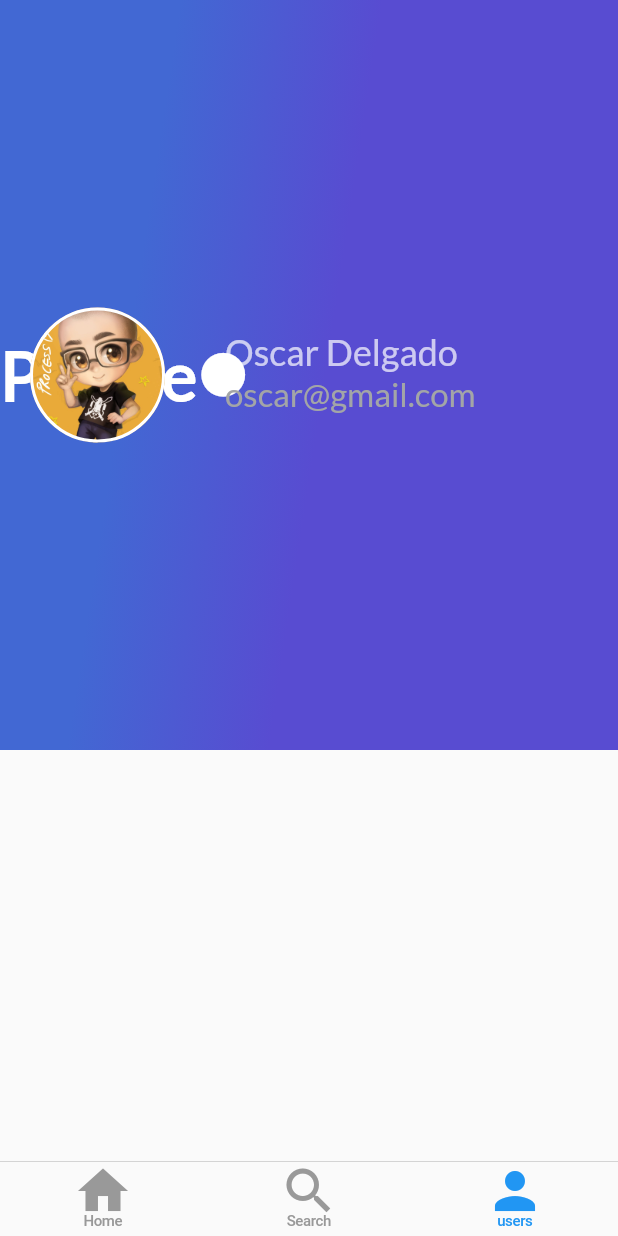
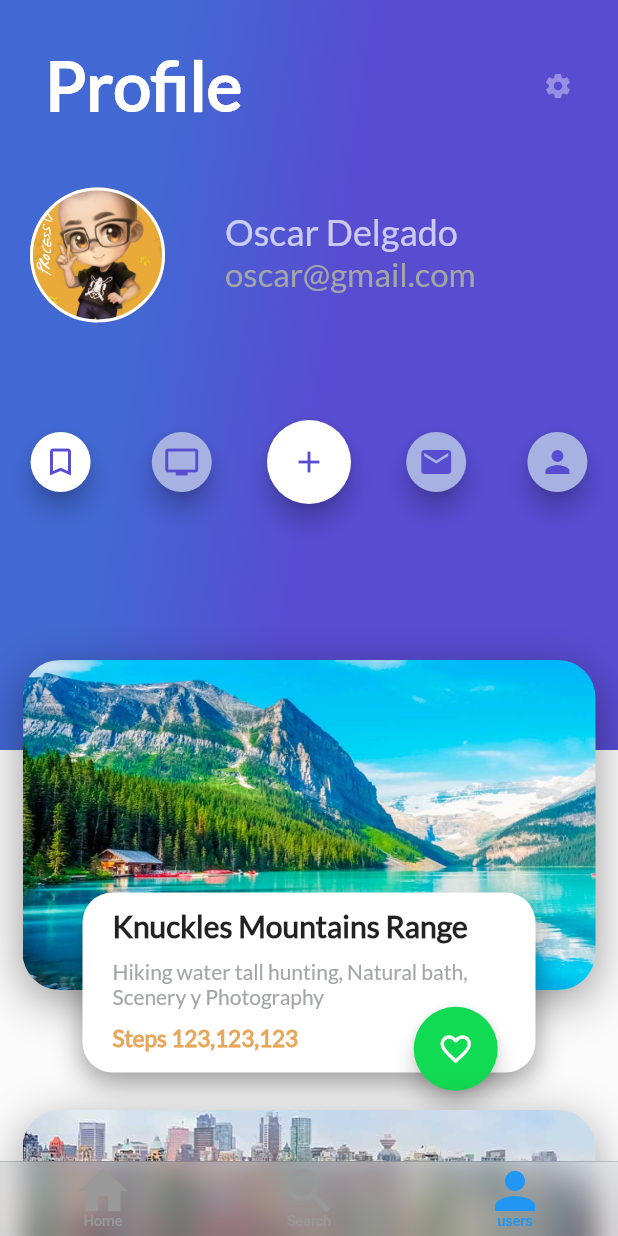
Before and after one commit to kioselsa/second_app_flutter, a Flutter app: the screen it shows after launch, item 3 of the bottom bar chosen, on a phone screen of 412 x 824 dp. Run offline on Flutter 3.47's test engine with Material 2 defaults, Android fonts, the phone set to English and light mode, and no system bars.

Commit message:
Termino del proyecto

```diff
--- /dev/null
+++ b/lib/profile/card_image_list_profile.dart
@@ -0,0 +1,29 @@
+import 'package:flutter/material.dart';
+import 'card_image_profile.dart';
+
+class CardImageListProfile extends StatelessWidget {
+  const CardImageListProfile({Key? key}) : super(key: key);
+
+  @override
+  Widget build(BuildContext context) {
+
+    return Container(
+      //height: 400,
+      margin: const EdgeInsets.only(
+        top: 400,
+        //left: 20
+      ),
+      child: ListView(
+        padding: const EdgeInsets.all(15),
+        scrollDirection: Axis.vertical,//Axis para que el Scroll sea Horizontal
+        children: [//Agregamos todos los elementos que estan componiendo la lista
+          CardImageProfile("assets/img/carousel/canada1.jpg","Knuckles Mountains Range","Hiking water tall hunting, Natural bath, Scenery y Photography","Steps 123,123,123"),
+          CardImageProfile("assets/img/carousel/canada2.jpg","Knuckles Mountains Range","Hiking water tall hunting, Natural bath, Scenery y Photography","Steps 123,123,123"),
+          CardImageProfile("assets/img/carousel/canada3.jpg","Knuckles Mountains Range","Hiking water tall hunting, Natural bath, Scenery y Photography","Steps 123,123,123"),
+          CardImageProfile("assets/img/carousel/canada4.jpg","Knuckles Mountains Range","Hiking water tall hunting, Natural bath, Scenery y Photography","Steps 123,123,123"),
+        ],
+      ),
+    );
+  }
+
+}
--- /dev/null
+++ b/lib/profile/card_image_profile.dart
@@ -0,0 +1,143 @@
+import 'package:flutter/material.dart';
+import 'package:second_app_flutter/floating_action_button_green.dart';
+
+class CardImageProfile extends StatelessWidget {
+
+  String pathImage = "assets/img/beach.jpeg";
+  String titleImage = "Knuckles Mountains Range";
+  String descriptionImage = "Hiking water tall hunting, Natural bath, Scenery y Photography";
+  String steps = "Steps 123,123,123";
+
+  //Creamos nuestro constructor
+  CardImageProfile(this.pathImage, this.titleImage, this.descriptionImage, this.steps);
+
+  @override
+  Widget build(BuildContext context) {
+
+    // Widget para titulo de la imagen
+    final titleCard = Container(
+      margin: const EdgeInsets.only(
+          top: 10,
+          left: 20
+      ),
+      child: Text(
+        titleImage,
+        textAlign: TextAlign.left,
+        style: const TextStyle(
+            fontFamily: "Lato",
+            fontSize: 20.0,
+            fontWeight: FontWeight.bold
+        ),
+      ),
+    );
+
+    // Widget que contiene la descripcion
+    final descriptionCard = Container(
+      margin: const EdgeInsets.only(
+          top: 10.0,//Posision en la pantalla
+          left: 20
+      ),
+      child: Text(
+        descriptionImage,
+        textAlign: TextAlign.left,
+        style: const TextStyle(
+            fontFamily: "Lato",
+            fontSize: 14.0,
+            color: Color(0xFFa3a5a7)
+        ),
+      ),
+    );
+
+    // Widget que contiene los pasos
+    final stepsCard = Container(
+      margin: const EdgeInsets.only(
+          top: 10.0,//Posision en la pantalla
+          left: 20
+      ),
+      child: Text(
+        steps,
+        textAlign: TextAlign.left,
+        style: const TextStyle(
+          fontFamily: "Lato",
+          fontSize: 15.0,
+          fontWeight: FontWeight.bold,
+          color: Color.fromRGBO(232, 166, 90, 1),
+        ),
+      ),
+    );
+
+
+    final card = Stack(
+      children: [
+        Container(
+          width: MediaQuery.of(context).size.width,//tamaño de la pantalla automatico
+          height: 220,
+          margin: const EdgeInsets.only(
+            top: 25,
+            //left: 20
+          ),
+          //Agregamos la decoracion como imagen
+          decoration: BoxDecoration(
+              image:DecorationImage(
+                  fit: BoxFit.fill,
+                  image: AssetImage(pathImage)
+              ),
+              //Asemos que la imagen sea redonda
+              borderRadius: const BorderRadius.all(Radius.circular(25)),
+              shape: BoxShape.rectangle,//Haacemos que la imagen sea rectangular
+              boxShadow: const <BoxShadow>[//Agregamos una sombra
+                BoxShadow(
+                    color: Colors.black38,
+                    blurRadius: 25,//Que tan degradado quiero que quede
+                    offset: Offset(0,8)//la posicion de la sombra en X y en Y
+                )
+              ]
+          ),
+        ),
+        Center(
+          child: Container(
+            width: MediaQuery.of(context).size.width,//tamaño de la pantalla automatico
+            height: 120.0,
+            margin: const EdgeInsets.only(
+                top: 180,
+                left: 40,
+                right: 40,
+            ),
+            child: Column(
+              crossAxisAlignment: CrossAxisAlignment.start,//Alineamos al inicio que es como si se alineara a la izquierda
+              children: [//Realizamos la apilacion de nuestros widgets
+                titleCard,
+                descriptionCard,
+                stepsCard
+              ],
+            ),
+            //Agregamos la decoracion como imagen
+            decoration: const BoxDecoration(
+                color: Colors.white,
+                //Asemos que la imagen sea redonda
+                borderRadius: BorderRadius.all(Radius.circular(20)),
+                shape: BoxShape.rectangle,//Haacemos que la imagen sea rectangular
+                boxShadow: <BoxShadow>[//Agregamos una sombra
+                  BoxShadow(
+                      color: Colors.black38,
+                      blurRadius: 15,//Que tan degradado quiero que quede
+                      offset: Offset(0,7)//la posicion de la sombra en X y en Y
+                  )
+                ]
+            ),
+          ),
+        )
+      ],
+    );
+
+    //Devolvemos la imagen
+    return Stack(
+      alignment: const Alignment(0.6,1.1),
+      children: [
+        card,
+        const FloatingActionButtonGreen()//Mandamos llamar nuestro metodo que viene de la clase exportada floating_action_button_green
+      ],
+    );
+  }
+
+}
--- a/lib/profile/gradient_back_profile.dart
+++ b/lib/profile/gradient_back_profile.dart
@@ -1,4 +1,5 @@
 import 'package:flutter/material.dart';
+import 'package:flutter/cupertino.dart';
 
 class GradientBackProfile extends StatelessWidget{
   String title="";
@@ -23,7 +24,11 @@ class GradientBackProfile extends StatelessWidget{
           tileMode: TileMode.clamp
         ),
       ),
+      child: Container(
+        padding: const EdgeInsets.all(30.0),
+        alignment: Alignment.topLeft,
         child: Row(
+          mainAxisAlignment: MainAxisAlignment.spaceBetween,
           children: [
             Text(
               title,
@@ -34,8 +39,9 @@ class GradientBackProfile extends StatelessWidget{
                   fontWeight: FontWeight.bold
               ),
             ),
-          const Icon(Icons.circle,size: 35.0,color: Colors.white,)
+            const Icon(Icons.settings,size: 20.0,color: Colors.white38,),
           ],
+        ),
       ),
     );
     return gradient;
--- a/lib/profile/home_profile.dart
+++ b/lib/profile/home_profile.dart
@@ -1,6 +1,8 @@
 import 'package:flutter/material.dart';
 import 'package:second_app_flutter/profile/gradient_back_profile.dart';
 import 'package:second_app_flutter/profile/user_profile.dart';
+import 'package:second_app_flutter/profile/menu_iconos.dart';
+import 'package:second_app_flutter/profile/card_image_list_profile.dart';
 class HomeProfile extends StatelessWidget
 {
   const HomeProfile({Key? key}) : super(key: key);
@@ -13,6 +15,8 @@ class HomeProfile extends StatelessWidget
         children: [
           GradientBackProfile("Profile"),
           UserProfile("assets/img/abtOscar.jpg","Oscar Delgado", "oscar@gmail.com"),
+          const MenuIconos(),
+          const CardImageListProfile(),
         ],
       ),
     );
--- /dev/null
+++ b/lib/profile/menu_iconos.dart
@@ -0,0 +1,128 @@
+import 'package:flutter/material.dart';
+
+class MenuIconos extends StatefulWidget {
+  const MenuIconos({Key? key}) : super(key: key);
+
+  @override
+  State<StatefulWidget> createState() {
+    // Retornamos el metodo _FloatingActionButtonGreen que contiene el State que es el metodo que espera un StatefulWidget
+    return _MenuIconos();
+  }
+
+}
+
+//Una Clase que hereda de StatefulWidget necesita tener otra clase que herede de State
+// Para este caso se crea otra case de nombre similia pero con un guion bajo.
+//Aqui es donde construimos nuestro Widget
+class _MenuIconos extends State<MenuIconos> {
+
+  @override
+  Widget build(BuildContext context) {
+    // En este caso crearemos un boton
+    //Witget Marcador
+    final buttonMark = Container(
+      margin: const EdgeInsets.only(
+        top: 280.0, //Posision en la pantalla
+      ),
+
+      child: FloatingActionButton(
+        backgroundColor: Colors.white,
+        foregroundColor: const Color(0xFF584CD1),
+        mini: true,//Tipo de tamaño mini
+        tooltip: "Fav", //Si se pasa un el elemento con un mouse
+        //onPressed: onPressedFav,
+        onPressed: () {  },
+        child: const Icon(
+            Icons.bookmark_border
+        ),
+      ),
+    );
+
+    final buttonTv = Container(
+      margin: const EdgeInsets.only(
+        top: 280.0,//Posision en la pantalla
+      ),
+
+      child: FloatingActionButton(
+        backgroundColor: const Color(0xFFA7B2E3),
+        foregroundColor: const Color(0xFF584CD1),
+        mini: true, //Tipo de tamaño mini
+        tooltip: "Fav", //Si se pasa un el elemento con un mouse
+        //onPressed: onPressedFav,
+        onPressed: () {  },
+        child: const Icon(
+            Icons.tv
+        ),
+      ),
+    );
+
+    final buttonAdd = Container(
+      margin: const EdgeInsets.only(
+        top: 280.0,//Posision en la pantalla
+      ),
+
+      child: FloatingActionButton(
+        backgroundColor: Colors.white,
+        foregroundColor: const Color(0xFF584CD1),
+        //mini: true,//Tipo de tamaño mini
+        tooltip: "Fav", //Si se pasa un el elemento con un mouse
+        //onPressed: onPressedFav,
+        onPressed: () {  },
+        child: const Icon(
+            Icons.add
+        ),
+      ),
+    );
+
+    final buttonEmail = Container(
+      margin: const EdgeInsets.only(
+        top: 280.0,//Posision en la pantalla
+      ),
+
+      child: FloatingActionButton(
+        backgroundColor: const Color(0xFFA7B2E3),
+        foregroundColor: const Color(0xFF584CD1),
+        mini: true,//Tipo de tamaño mini
+        tooltip: "Fav", //Si se pasa un el elemento con un mouse
+        //onPressed: onPressedFav,
+        onPressed: () {  },
+        child: const Icon(
+            Icons.email
+        ),
+      ),
+    );
+
+    final buttonPeople = Container(
+      margin: const EdgeInsets.only(
+        top: 280.0,//Posision en la pantalla
+      ),
+
+      child: FloatingActionButton(
+        backgroundColor: Color(0xFFA7B2E3),
+        foregroundColor: Color(0xFF584CD1),
+        mini: true,//Tipo de tamaño mini
+        tooltip: "Fav", //Si se pasa un el elemento con un mouse
+        //onPressed: onPressedFav,
+        onPressed: () {  },
+        child: const Icon(
+            Icons.person
+        ),
+      ),
+    );
+
+    return Column(
+      children: [
+        Row(
+          mainAxisAlignment: MainAxisAlignment.spaceAround,//Coloque el espacio libre de manera uniforme entre los hijos, así como la mitad de ese espacio antes y después del primer y último hijo
+          children: [
+            buttonMark,
+            buttonTv,
+            buttonAdd,
+            buttonEmail,
+            buttonPeople
+          ],
+        )
+      ],
+    );
+  }
+}
--- a/lib/profile/user_profile.dart
+++ b/lib/profile/user_profile.dart
@@ -12,7 +12,7 @@ class UserProfile extends StatelessWidget{
 
     final imageProfile=Container(
       margin: const EdgeInsets.only(
-          top: 200.0,
+          top: 120.0,
           left: 20.0
       ),
       width: 90.0,
@@ -33,7 +33,7 @@ class UserProfile extends StatelessWidget{
     //fila con el nombre del usuario
     final userName=Container(
       margin: const EdgeInsets.only(
-          top: 220.0,
+          top: 140.0,
           left: 40.0
       ),
       child: Text(
```
Lines whose indentation alone changed are shown as unchanged.
